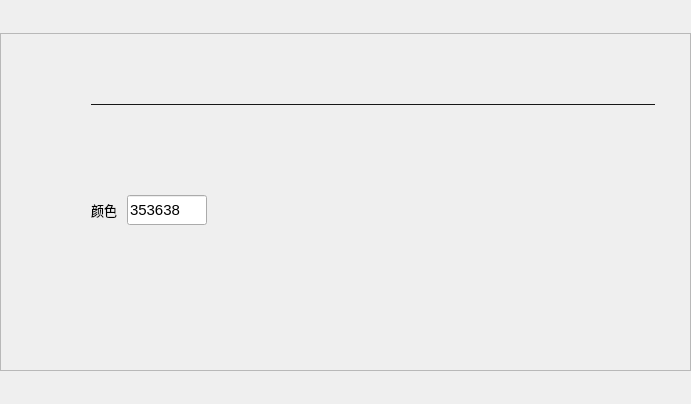
The window that btntwoslider.ui (breaveSun/central_control) describes before a commit, drawn with Qt 5.
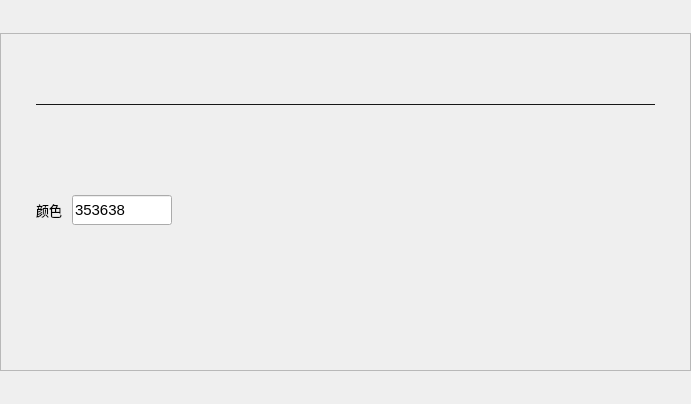
The same window after the commit. Custom widgets are drawn as their Qt base class.

Diff of the .ui file:
```diff
--- a/btntwoslider.ui
+++ b/btntwoslider.ui
@@ -72,13 +72,13 @@
        <number>0</number>
       </property>
       <property name="leftMargin">
-       <number>20</number>
+       <number>15</number>
       </property>
       <property name="topMargin">
        <number>0</number>
       </property>
       <property name="rightMargin">
-       <number>20</number>
+       <number>15</number>
       </property>
       <property name="bottomMargin">
        <number>0</number>
@@ -207,13 +207,13 @@
           <number>30</number>
          </property>
          <property name="leftMargin">
-          <number>70</number>
+          <number>20</number>
          </property>
          <property name="topMargin">
           <number>0</number>
          </property>
          <property name="rightMargin">
-          <number>15</number>
+          <number>20</number>
          </property>
          <property name="bottomMargin">
           <number>30</number>
@@ -375,13 +375,13 @@
                  </property>
                  <property name="minimumSize">
                   <size>
-                   <width>80</width>
+                   <width>100</width>
                    <height>30</height>
                   </size>
                  </property>
                  <property name="maximumSize">
                   <size>
-                   <width>80</width>
+                   <width>100</width>
                    <height>30</height>
                   </size>
                  </property>
@@ -485,7 +485,7 @@
                 <number>20</number>
                </property>
                <property name="rightMargin">
-                <number>70</number>
+                <number>0</number>
                </property>
                <property name="bottomMargin">
                 <number>20</number>
```
